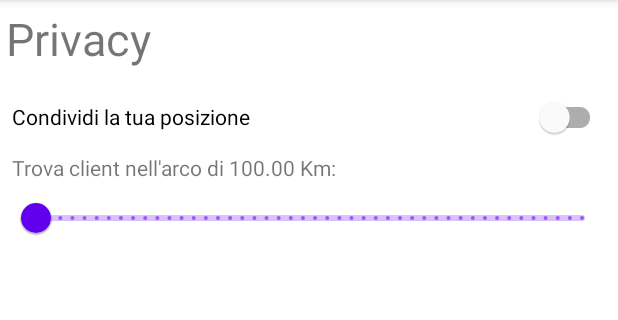
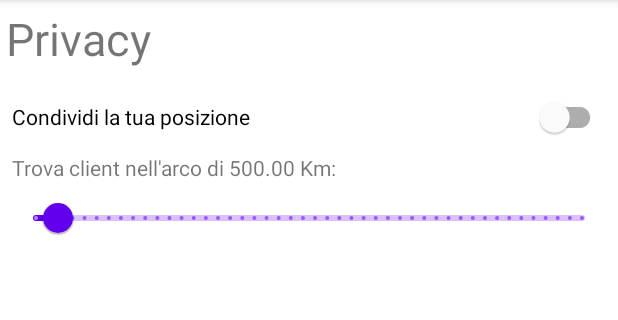
Before and after one commit to MauroGuida/LocationHub, an Android app: the HomeFragment screen opened directly, with no data from a screen before it, item 3 of the bottom bar chosen, on a phone screen of 412 x 824 dp, the part 84-404 px from its top. Run offline under Robolectric (Android 15) with nearby library versions, the light colour scheme and no system bars; network calls fail; 1 statement that could not run was skipped.

Commit message:
+ HomeFragment Disconnected clients are now removed from the map + LoginActivity now has an error for Connection related problems + ServerSocket consistency fix + StringParser bad implementation is now badder + SettingsFragment Range consistency Fix + Many other bug fixes and improvements

```diff
--- a/app/app/src/main/java/com/jdt/locationhub/LoginActivity.java
+++ b/app/app/src/main/java/com/jdt/locationhub/LoginActivity.java
@@ -13,6 +13,7 @@ import android.widget.Button;
 import android.widget.Toast;
 
 import com.google.android.material.textfield.TextInputLayout;
+import com.jdt.locationhub.exception.NoInternetConnectionException;
 import com.jdt.locationhub.exception.UsernameAlreadyInUseException;
 import com.jdt.locationhub.exception.UsernameNotValidException;
 import com.jdt.locationhub.tool.DoneOnEditorActionListener;
@@ -60,7 +61,7 @@ public class LoginActivity extends AppCompatActivity {
             usernameEditT.setError(getResources().getString(R.string.usernameNotValid));
         } catch (UsernameAlreadyInUseException e) {
             usernameEditT.setError(getResources().getString(R.string.usernameAlreadyInUse));
-        } catch (IOException e) {
+        } catch (IOException | NoInternetConnectionException e) {
             Toast.makeText(this, getResources().getString(R.string.networkError), Toast.LENGTH_LONG).show();
         }
     }
--- /dev/null
+++ b/app/app/src/main/java/com/jdt/locationhub/exception/NoInternetConnectionException.java
@@ -0,0 +1,4 @@
+package com.jdt.locationhub.exception;
+
+public class NoInternetConnectionException  extends Exception {
+}
--- a/app/app/src/main/java/com/jdt/locationhub/fragment/SettingsFragment.java
+++ b/app/app/src/main/java/com/jdt/locationhub/fragment/SettingsFragment.java
@@ -4,6 +4,7 @@ import android.os.Bundle;
 
 import androidx.annotation.NonNull;
 import androidx.fragment.app.Fragment;
+import androidx.lifecycle.Observer;
 import androidx.lifecycle.ViewModelProviders;
 
 import android.view.LayoutInflater;
@@ -61,7 +62,10 @@ public class SettingsFragment extends Fragment {
         privacySwitch.setChecked(!mainViewModel.getPrivacyStatus());
         privacySwitch.setOnCheckedChangeListener((compoundButton, b) -> mainViewModel.setPrivacy(b));
 
-        rangeTextV.setText(getResources().getString(R.string.clientRange, rangeSlider.getValue()));
+        mainViewModel.getClientsRange().observe(getViewLifecycleOwner(), r -> {
+            rangeTextV.setText(getResources().getString(R.string.clientRange, r));
+            rangeSlider.setValue(r);
+        });
 
         rangeSlider.addOnSliderTouchListener(new Slider.OnSliderTouchListener() {
             @Override
--- a/app/app/src/main/java/com/jdt/locationhub/viewmodel/LoginViewModel.java
+++ b/app/app/src/main/java/com/jdt/locationhub/viewmodel/LoginViewModel.java
@@ -2,6 +2,7 @@ package com.jdt.locationhub.viewmodel;
 
 import androidx.lifecycle.ViewModel;
 
+import com.jdt.locationhub.exception.NoInternetConnectionException;
 import com.jdt.locationhub.exception.UsernameAlreadyInUseException;
 import com.jdt.locationhub.exception.UsernameNotValidException;
 import com.jdt.locationhub.repository.ServerSocket;
@@ -10,10 +11,10 @@ import java.io.IOException;
 import java.util.Objects;
 
 public class LoginViewModel extends ViewModel {
-    public boolean login(String username) throws UsernameNotValidException, UsernameAlreadyInUseException, IOException {
+    public boolean login(String username) throws UsernameNotValidException, UsernameAlreadyInUseException, IOException, NoInternetConnectionException {
         if (!(username.length() >= 2 && username.trim().length() > 0 && username.length() <= 10 && username.matches("[a-zA-Z0-9]*")))
             throw new UsernameNotValidException();
 
-        return Objects.requireNonNull(ServerSocket.getServerSocket()).login(username);
+        return ServerSocket.getServerSocket().login(username);
     }
 }
--- a/app/app/src/main/java/com/jdt/locationhub/viewmodel/MainViewModel.java
+++ b/app/app/src/main/java/com/jdt/locationhub/viewmodel/MainViewModel.java
@@ -6,6 +6,7 @@ import androidx.lifecycle.LiveData;
 import androidx.lifecycle.MutableLiveData;
 import androidx.lifecycle.ViewModel;
 
+import com.jdt.locationhub.exception.NoInternetConnectionException;
 import com.jdt.locationhub.model.Position;
 import com.jdt.locationhub.model.User;
 import com.jdt.locationhub.repository.ServerSocket;
@@ -20,7 +21,7 @@ public class MainViewModel extends ViewModel {
     private final MutableLiveData<Position> userPosition = new MutableLiveData<>();
     private final MutableLiveData<Boolean> isPrivacyEnabled = new MutableLiveData<>();
 
-    private long clientsRange = 100;
+    private final MutableLiveData<Float> clientsRange = new MutableLiveData<>();
     private final MutableLiveData<List<User>> connectedUsers = new MutableLiveData<>();
 
     //-----------------------------------------------------------------------------------\\
@@ -29,23 +30,32 @@ public class MainViewModel extends ViewModel {
         this.username = username;
         userPosition.setValue(null);
         isPrivacyEnabled.setValue(true);
+        clientsRange.setValue(500.0F);
 
-        serverSocket = Objects.requireNonNull(ServerSocket.getServerSocket());
+        try {
+            serverSocket = ServerSocket.getServerSocket();
+        } catch (NoInternetConnectionException e) {
+            e.printStackTrace();
+        }
     }
 
     //-----------------------------------------------------------------------------------\\
 
     public void updateUsersPosition() {
-        connectedUsers.setValue(serverSocket.getAllConnectedUsers(clientsRange));
+        connectedUsers.setValue(serverSocket.getAllConnectedUsers(clientsRange.getValue()));
     }
 
     public LiveData<? extends List<User>> getAllUsersPosition() {
         return connectedUsers;
     }
 
-    public void setClientsRange(long clientsRange) {
-        this.clientsRange = clientsRange;
+    public void setClientsRange(float range) {
+        clientsRange.setValue(range);
         updateUsersPosition();
+    }
+
+    public LiveData<Float> getClientsRange() {
+        return clientsRange;
     }
 
     //-----------------------------------------------------------------------------------\\
```
Also changed, not shown: app/app/src/main/java/com/jdt/locationhub/fragment/HomeFragment.java (+23 -6 lines), app/app/src/main/java/com/jdt/locationhub/repository/ServerSocket.java (+7 -14 lines), app/app/src/main/java/com/jdt/locationhub/tool/StringParser.java (+3 -4 lines).
